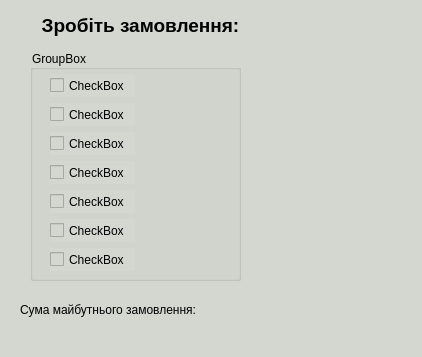
Before: the Qt Designer form L_3/widget.ui in EarlOld/OOP, drawn with Qt 5.
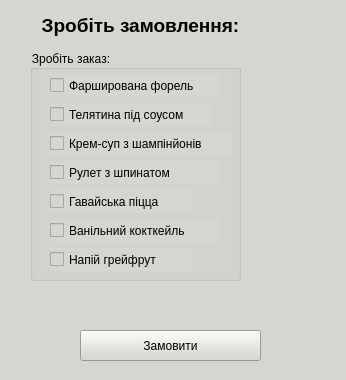
After: the same form once the commit is applied.

The edit to the form file:
```diff
--- a/L_3/widget.ui
+++ b/L_3/widget.ui
@@ -6,8 +6,8 @@
    <rect>
     <x>0</x>
     <y>0</y>
-    <width>422</width>
-    <height>357</height>
+    <width>346</width>
+    <height>380</height>
    </rect>
   </property>
   <property name="windowTitle">
@@ -16,19 +16,6 @@
   <property name="styleSheet">
    <string notr="true">background-color: rgb(211, 215, 207) </string>
   </property>
-  <widget class="QLabel" name="label">
-   <property name="geometry">
-    <rect>
-     <x>20</x>
-     <y>300</y>
-     <width>211</width>
-     <height>21</height>
-    </rect>
-   </property>
-   <property name="text">
-    <string>&lt;html&gt;&lt;head/&gt;&lt;body&gt;&lt;p&gt;Сума майбутнього замовлення:&lt;/p&gt;&lt;/body&gt;&lt;/html&gt;</string>
-   </property>
-  </widget>
   <widget class="QLabel" name="label_2">
    <property name="geometry">
     <rect>
@@ -52,19 +39,19 @@
     </rect>
    </property>
    <property name="title">
-    <string>GroupBox</string>
+    <string>Зробіть заказ:</string>
    </property>
    <widget class="QCheckBox" name="checkBox_5">
     <property name="geometry">
      <rect>
       <x>20</x>
       <y>140</y>
-      <width>85</width>
+      <width>141</width>
       <height>23</height>
      </rect>
     </property>
     <property name="text">
-     <string>CheckBox</string>
+     <string>Гавайська піцца</string>
     </property>
    </widget>
    <widget class="QCheckBox" name="checkBox_4">
@@ -72,12 +59,12 @@
      <rect>
       <x>20</x>
       <y>111</y>
-      <width>85</width>
+      <width>171</width>
       <height>23</height>
      </rect>
     </property>
     <property name="text">
-     <string>CheckBox</string>
+     <string>Рулет з шпинатом</string>
     </property>
    </widget>
    <widget class="QCheckBox" name="checkBox_7">
@@ -85,12 +72,12 @@
      <rect>
       <x>20</x>
       <y>198</y>
-      <width>85</width>
+      <width>141</width>
       <height>23</height>
      </rect>
     </property>
     <property name="text">
-     <string>CheckBox</string>
+     <string>Напій грейфрут</string>
     </property>
    </widget>
    <widget class="QCheckBox" name="checkBox_6">
@@ -98,12 +85,12 @@
      <rect>
       <x>20</x>
       <y>169</y>
-      <width>85</width>
+      <width>171</width>
       <height>23</height>
      </rect>
     </property>
     <property name="text">
-     <string>CheckBox</string>
+     <string>Ванільний кокткейль</string>
     </property>
    </widget>
    <widget class="QCheckBox" name="checkBox">
@@ -111,12 +98,12 @@
      <rect>
       <x>20</x>
       <y>24</y>
-      <width>85</width>
+      <width>171</width>
       <height>23</height>
      </rect>
     </property>
     <property name="text">
-     <string>CheckBox</string>
+     <string>Фарширована форель</string>
     </property>
    </widget>
    <widget class="QCheckBox" name="checkBox_3">
@@ -124,12 +111,12 @@
      <rect>
       <x>20</x>
       <y>82</y>
-      <width>85</width>
+      <width>181</width>
       <height>23</height>
      </rect>
     </property>
     <property name="text">
-     <string>CheckBox</string>
+     <string>Крем-суп з шампінйонів</string>
     </property>
    </widget>
    <widget class="QCheckBox" name="checkBox_2">
@@ -137,15 +124,61 @@
      <rect>
       <x>20</x>
       <y>53</y>
-      <width>85</width>
+      <width>161</width>
       <height>23</height>
      </rect>
     </property>
     <property name="text">
-     <string>CheckBox</string>
+     <string>Телятина під соусом</string>
     </property>
    </widget>
   </widget>
+  <widget class="QPushButton" name="pushButton">
+   <property name="geometry">
+    <rect>
+     <x>80</x>
+     <y>330</y>
+     <width>181</width>
+     <height>31</height>
+    </rect>
+   </property>
+   <property name="text">
+    <string>Замовити</string>
+   </property>
+  </widget>
+  <widget class="QWidget" name="">
+   <property name="geometry">
+    <rect>
+     <x>10</x>
+     <y>290</y>
+     <width>261</width>
+     <height>21</height>
+    </rect>
+   </property>
+   <layout class="QHBoxLayout" name="horizontalLayout">
+    <item>
+     <widget class="QLabel" name="label">
+      <property name="text">
+       <string>&lt;html&gt;&lt;head/&gt;&lt;body&gt;&lt;p&gt;Сума майбутнього замовлення:&lt;/p&gt;&lt;/body&gt;&lt;/html&gt;</string>
+      </property>
+     </widget>
+    </item>
+    <item>
+     <widget class="QLabel" name="label_3">
+      <property name="text">
+       <string/>
+      </property>
+     </widget>
+    </item>
+    <item>
+     <widget class="QLabel" name="label_4">
+      <property name="text">
+       <string>грн.</string>
+      </property>
+     </widget>
+    </item>
+   </layout>
+  </widget>
  </widget>
  <layoutdefault spacing="6" margin="11"/>
  <resources/>
```
